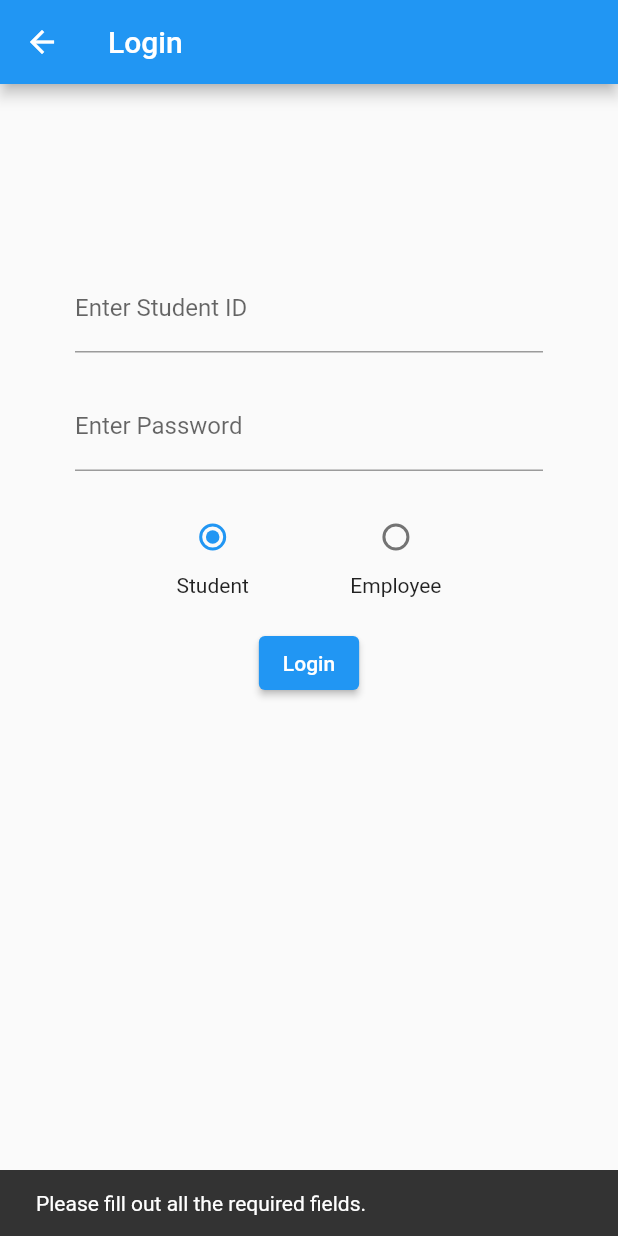
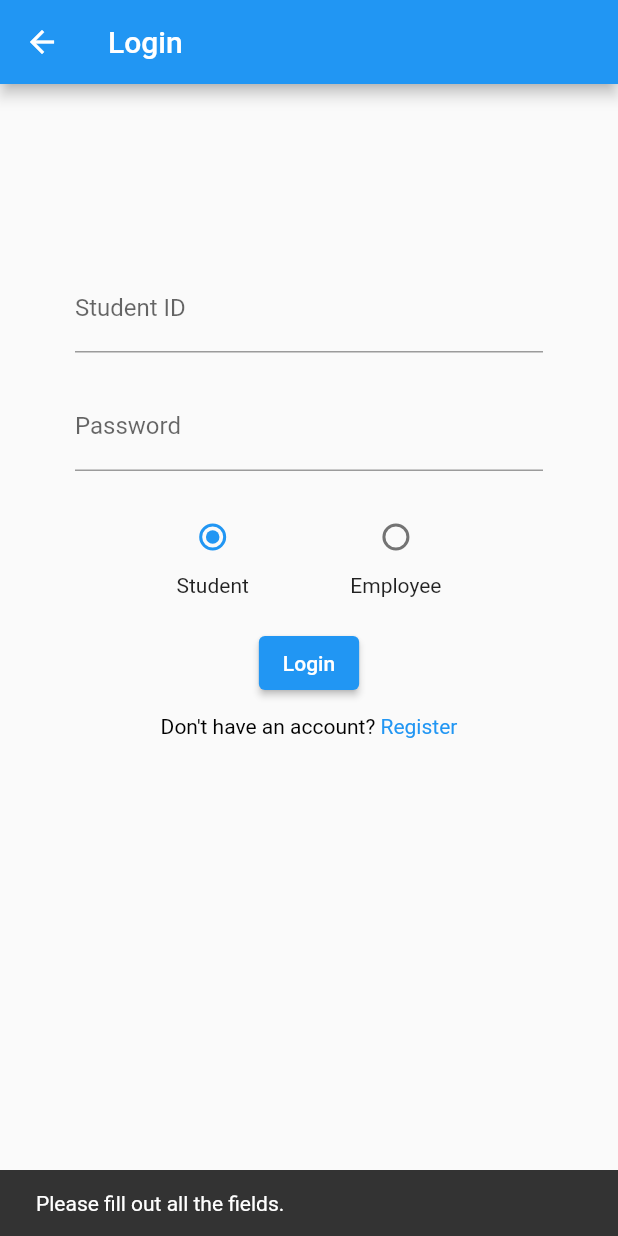
Before and after one commit to bitany/S.H.E.A.R.A, a Flutter app: the LoginScreen screen opened directly, after a tap on "Login", on a phone screen of 412 x 824 dp. Run offline on Flutter 3.47's test engine with Material 2 defaults, Android fonts, the phone set to English and light mode, and no system bars; our stand-ins replace sqflite; missing offline and left inert: bcrypt; accounts and stored records are empty.

Commit message:
Updated all pages
Revised database design and schema, updated all pages to reflect database changes

```diff
--- a/sheara/lib/database/accountEdit.dart
+++ b/sheara/lib/database/accountEdit.dart
@@ -1,6 +1,6 @@
 import 'package:flutter/material.dart';
+import 'accountsDatabase.dart';
 import '../model/account.dart';
-import 'accountsDatabase.dart';
 
 class AccountEditScreen extends StatefulWidget {
   final account accountToEdit;
@@ -72,7 +72,6 @@ class _AccountEditScreenState extends State<AccountEditScreen> {
               },
               child: Text('Save'),
             ),
-
           ],
         ),
       ),
--- a/sheara/lib/login.dart
+++ b/sheara/lib/login.dart
@@ -1,6 +1,7 @@
 import 'package:flutter/gestures.dart';
 import 'package:flutter/material.dart';
 import 'package:sqflite/sqflite.dart';
+import 'registration.dart';
 import '../model/account.dart';
 import '../database/accountsDatabase.dart';
 
@@ -24,43 +25,29 @@ class _LoginScreenState extends State<LoginScreen> {
     String password = _passwordController.text;
 
     if (idx.isEmpty || password.isEmpty) {
-      _showSnackBar('Please fill out all the required fields.');
+      _showSnackBar('Please fill out all the fields.');
       return;
     }
 
-    int? id;
-    String userType;
+    int? idNumber;
+    idNumber = int.tryParse(idx);
 
-    if (_selectedUserType == 'Student') {
-      userType = 'Student';
-      id = int.tryParse(idx);
-
-      if (id == null || id <= 0) {
-        _showSnackBar('Invalid Student ID number.');
-        return;
-      }
-    } else {
-      userType = 'Employee';
-      id = int.tryParse(idx);
-
-      if (id == null || id <= 0) {
-        _showSnackBar('Invalid Employee ID number.');
-        return;
-      }
+    if (idNumber == null || idNumber <= 0) {
+      _showSnackBar('Invalid ID number. Please try again.');
+      return;
     }
 
-    try {
-      account? userAccount = await accountsDatabase.instance.getAccountByIdAndType(id, userType);
+    bool isStudent = _selectedUserType == 'Student';
 
-      if (userAccount != null && userAccount.password == password) {
-        _showSnackBar('Login successful!');
-      } else {
-        _showSnackBar('Incorrect ID or password. Please try again.');
-      }
-    } catch (e) {
-      _showSnackBar('Error occurred while logging in. Please try again later.');
+    account? existingAccount = await accountsDatabase.instance.getAccount(idNumber, isStudent, password);
+
+    if (existingAccount != null) {
+      _showSnackBar('Login successful! Welcome, ${existingAccount.dispname}!');
+    } else {
+      _showSnackBar('Invalid credentials. Please try again.');
     }
   }
+
 
   @override
   Widget build(BuildContext context) {
@@ -80,8 +67,8 @@ class _LoginScreenState extends State<LoginScreen> {
                 keyboardType: TextInputType.number,
                 decoration: InputDecoration(
                   labelText: _selectedUserType == 'Student'
-                      ? 'Enter Student ID'
-                      : 'Enter Employee ID',
+                      ? 'Student ID'
+                      : 'Employee ID',
                 ),
               ),
               SizedBox(height: 20),
@@ -89,7 +76,7 @@ class _LoginScreenState extends State<LoginScreen> {
                 controller: _passwordController,
                 obscureText: true,
                 decoration: InputDecoration(
-                  labelText: 'Enter Password',
+                  labelText: 'Password',
                 ),
               ),
               SizedBox(height: 20),
@@ -133,6 +120,25 @@ class _LoginScreenState extends State<LoginScreen> {
                   child: Text('Login'),
                 ),
               ),
+              SizedBox(height: 10),
+              Center(
+                child: Row(
+                  mainAxisAlignment: MainAxisAlignment.center,
+                  children: <Widget>[
+                    Text("Don't have an account? ", style: TextStyle(color: Colors.black),
+                    ),
+                    GestureDetector(
+                      onTap: () {
+                        Navigator.push(
+                          context,
+                          MaterialPageRoute(builder: (context) => RegistrationScreen()),
+                        );
+                      },
+                      child: Text("Register",style: TextStyle(color: Colors.blue,),),
+                    ),
+                  ],
+                ),
+              ),
             ],
           ),
         ),
--- a/sheara/lib/main.dart
+++ b/sheara/lib/main.dart
@@ -1,7 +1,7 @@
+import 'package:flutter/gestures.dart';
 import 'package:flutter/material.dart';
-import 'package:flutter/gestures.dart';
+import 'login.dart';
 import 'registration.dart';
-import 'login.dart';
 
 void main() => runApp(MaterialApp(home: MyApp()));
 
--- a/sheara/lib/model/account.dart
+++ b/sheara/lib/model/account.dart
@@ -3,14 +3,13 @@ final String accountsTable = 'accounts';
 
 class accountsFields {
   static final List<String> values = [
-    id, password, isAuthenticated, sidnumber, eidnumber, firstname, lastname, dispname, time
+    id, password, isAuthenticated, isStudent,  idNumber, firstname, lastname, dispname, time
   ];
-
   static final String id = '_id';
   static final String password = 'password';
   static final String isAuthenticated = 'isAuthenticated';
-  static final String sidnumber = 'studentIDNumber';
-  static final String eidnumber = 'employeeIDNumber';
+  static final String isStudent = 'isStudent';
+  static final String idNumber = 'idNumber';
   static final String firstname = 'firstName';
   static final String lastname = 'lastname';
   static final String dispname = 'displayName';
@@ -21,8 +20,8 @@ class account {
   final int? id;
   String password;
   bool isAuthenticated;
-  int? sidnumber;
-  int? eidnumber;
+  bool isStudent;
+  int? idNumber;
   String firstname;
   String lastname;
   String dispname;
@@ -32,21 +31,21 @@ class account {
     this.id,
     required this.password,
     required this.isAuthenticated,
-    this.sidnumber,
-    this.eidnumber,
+    required this.isStudent,
+    this.idNumber,
     this.firstname = '',
     this.lastname = '',
     required this.dispname,
     required this.timeCreated,
 
-  }): assert((sidnumber == null && eidnumber != null) || (sidnumber != null && eidnumber == null));
+  });
 
   account copy({
     int? id,
     String? password,
     bool? isAuthenticated,
-    int? sidnumber,
-    int? eidnumber,
+    bool? isStudent,
+    int? idNumber,
     String? firstname,
     String? lastname,
     String? dispname,
@@ -56,8 +55,8 @@ class account {
       id: id ?? this.id,
       password: password ?? this.password,
       isAuthenticated: isAuthenticated ?? this.isAuthenticated,
-        sidnumber: sidnumber ?? this.sidnumber,
-        eidnumber: eidnumber ?? this.eidnumber,
+      isStudent: isStudent ?? this.isStudent,
+      idNumber: idNumber ?? this.idNumber,
       firstname: firstname ?? this.firstname,
       lastname: lastname ?? this.lastname,
       dispname: dispname ?? this.dispname,
@@ -68,8 +67,8 @@ class account {
     id: json[accountsFields.id] as int?,
     password: json[accountsFields.password] as String,
     isAuthenticated: json[accountsFields.isAuthenticated] == 1,
-    sidnumber: json[accountsFields.sidnumber] as int,
-    eidnumber: json[accountsFields.eidnumber] as int,
+    isStudent: json[accountsFields.isStudent] == 1,
+    idNumber: json[accountsFields.idNumber] as int?,
     firstname: json[accountsFields.firstname] as String,
     lastname: json[accountsFields.lastname] as String,
     dispname: json[accountsFields.dispname] as String,
@@ -80,8 +79,8 @@ class account {
     accountsFields.id: id,
     accountsFields.password: password,
     accountsFields.isAuthenticated: isAuthenticated ? 1 : 0,
-    accountsFields.sidnumber: sidnumber,
-    accountsFields.eidnumber: eidnumber,
+    accountsFields.isStudent: isStudent ? 1 : 0,
+    accountsFields.idNumber: idNumber,
     accountsFields.firstname: firstname,
     accountsFields.lastname: lastname,
     accountsFields.dispname: dispname,
--- a/sheara/pubspec.yaml
+++ b/sheara/pubspec.yaml
@@ -39,7 +39,7 @@ dependencies:
   sqflite: ^2.0.0+3
 
   # Password encryptions
-  bcrypt: ^1.1.3
+  bcrypt: any
 
 dev_dependencies:
   flutter_test:
```
Also changed, not shown: sheara/lib/database/accountsDatabase.dart (+9 -26 lines), sheara/lib/database/accountsMasterlist.dart (+4 -8 lines), sheara/lib/registration.dart (+21 -30 lines), 1 other file. Lines whose indentation alone changed are shown as unchanged.
